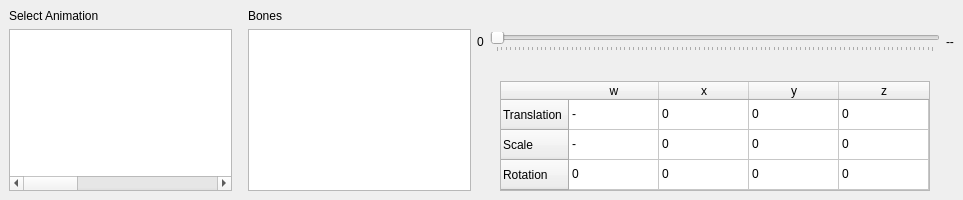
fernandotonon/QtMeshEditor, file ui_files/animationcontrolwidget.ui: the form before one commit.
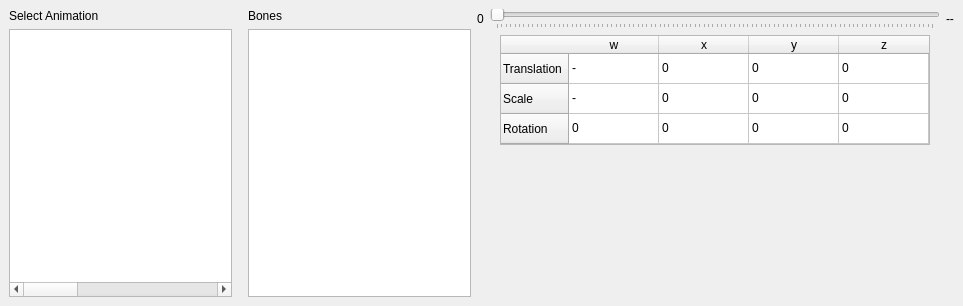
The form after the commit. Custom widgets are drawn as their Qt base class.

Patch:
```diff
--- a/ui_files/animationcontrolwidget.ui
+++ b/ui_files/animationcontrolwidget.ui
@@ -7,7 +7,7 @@
     <x>0</x>
     <y>0</y>
     <width>963</width>
-    <height>200</height>
+    <height>306</height>
    </rect>
   </property>
   <property name="floating">
@@ -336,6 +336,19 @@
           </item>
          </layout>
         </item>
+        <item>
+         <spacer name="verticalSpacer">
+          <property name="orientation">
+           <enum>Qt::Vertical</enum>
+          </property>
+          <property name="sizeHint" stdset="0">
+           <size>
+            <width>20</width>
+            <height>40</height>
+           </size>
+          </property>
+         </spacer>
+        </item>
        </layout>
       </item>
      </layout>
```
